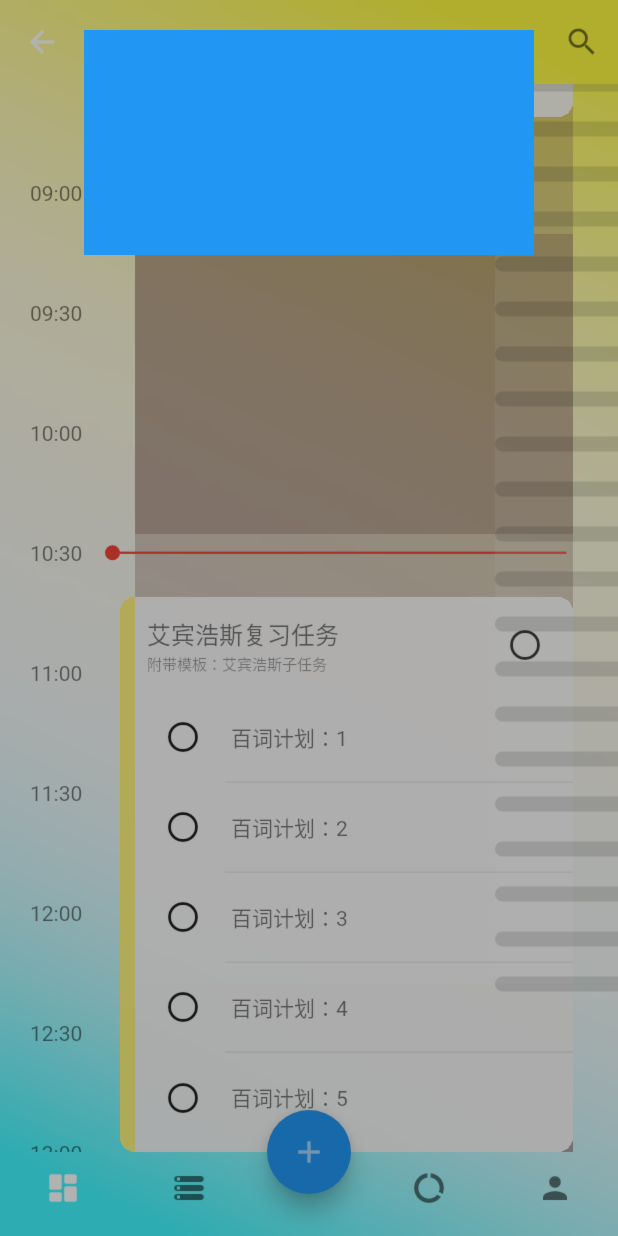
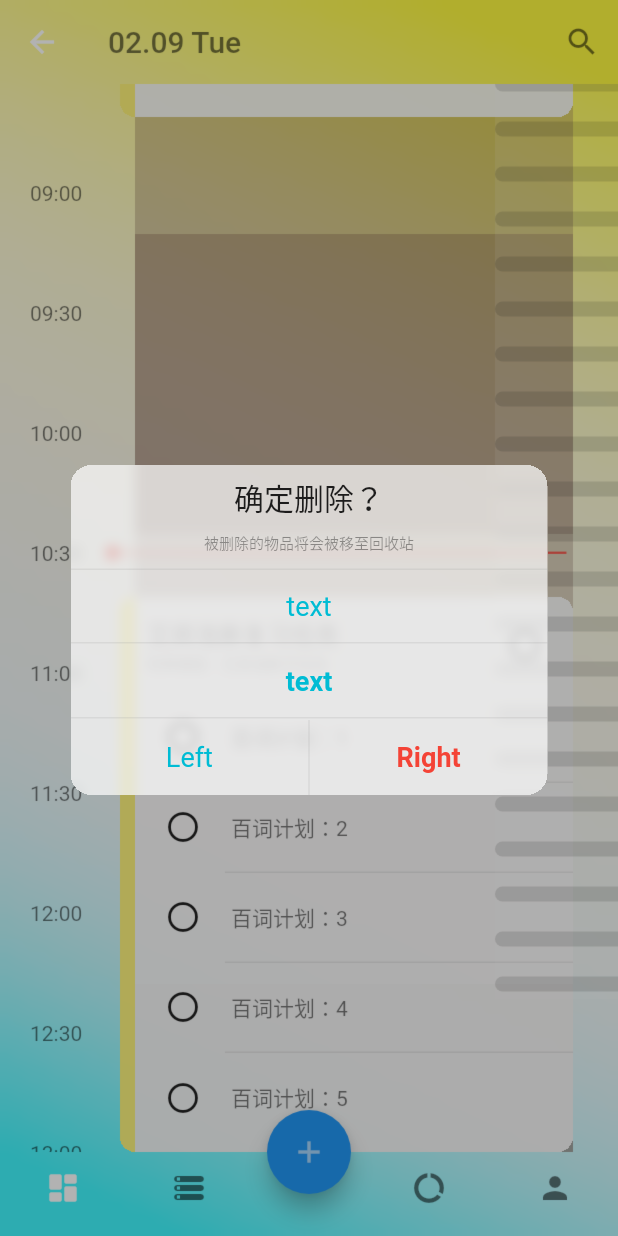
Before and after one commit to Kogler7/Planplus, a Flutter app: the HomePage screen opened by its route, on a phone screen of 412 x 824 dp. Run offline on Flutter 3.47's test engine with Material 2 defaults, Android fonts, the phone set to English and light mode, and no system bars; our stand-ins replace fl_chart, fluro, flutter_screenutil, fluttertoast; missing offline and left inert: flutter_custom_calendar; statements that could not run were skipped.

Commit message:
snapshot 21s08d (0.1.0 beta 1 UI开发)
工程修复。stage2

```diff
--- a/lib/main.dart
+++ b/lib/main.dart
@@ -1,5 +1,5 @@
 /// Copyright 2021 The Planplus Authors. All rights reserved.
-/// Snapshot 21s08c belongs to Version 0.1.0 beta 1.
+/// Snapshot 21s08d belongs to Version 0.1.0 beta 1.
 import 'package:flutter/material.dart';
 import 'package:flutter_planplus/global.dart';
 import 'package:flutter_screenutil/flutter_screenutil.dart';
--- /dev/null
+++ b/lib/widgets/blury/basic/divider.dart
@@ -0,0 +1,29 @@
+import 'package:flutter/material.dart';
+
+class TransDivider extends StatelessWidget {
+  final bool enabled;
+  final double thickness;
+  final double headIndent;
+  final double endIndent;
+
+  const TransDivider({
+    Key key,
+    this.enabled = true,
+    this.thickness = 1,
+    this.headIndent = 0,
+    this.endIndent = 0,
+  }) : super(key: key);
+
+  @override
+  Widget build(BuildContext context) {
+    return enabled
+        ? Divider(
+            height: thickness,
+            thickness: thickness,
+            indent: headIndent,
+            endIndent: endIndent,
+            color: Colors.grey.withOpacity(0.2),
+          )
+        : SizedBox.shrink();
+  }
+}
--- /dev/null
+++ b/lib/widgets/blury/basic/head/center_head.dart
@@ -0,0 +1,48 @@
+import 'package:flutter/material.dart';
+import 'package:flutter_planplus/widgets/blury/basic/divider.dart';
+
+class CentralCardHeading extends StatelessWidget {
+  final double height;
+  final String title;
+  final String subTitle;
+  final double subPadding = 10;
+
+  const CentralCardHeading({
+    Key key,
+    this.height = 70,
+    this.title = 'title',
+    this.subTitle,
+  }) : super(key: key);
+
+  @override
+  Widget build(BuildContext context) {
+    return Material(
+      color: Colors.transparent,
+      child: SizedBox(
+        height: height,
+        child: Column(
+          children: [
+            Expanded(
+              child: Center(
+                child: Text(title,
+                    style: TextStyle(
+                      color: Colors.black87,
+                      fontWeight: FontWeight.w500,
+                      fontSize: 20,
+                    )),
+              ),
+            ),
+            Padding(
+              padding: EdgeInsets.only(left: subPadding, right: subPadding, bottom: subPadding),
+              child: Text(
+                subTitle,
+                style: TextStyle(color: Colors.black38, fontSize: 10),
+              ),
+            ),
+            TransDivider(),
+          ],
+        ),
+      ),
+    );
+  }
+}
--- /dev/null
+++ b/lib/widgets/blury/basic/head/tile_head.dart
@@ -0,0 +1,35 @@
+import 'package:flutter/material.dart';
+import 'package:flutter_planplus/widgets/buttons/trans/list_tile.dart';
+
+class TitleCardHeading extends StatelessWidget {
+  final double height;
+  final String title;
+  final String subTitle;
+  final Widget leading;
+
+  const TitleCardHeading({
+    Key key,
+    this.height = 56,
+    this.title = 'title',
+    this.subTitle,
+    this.leading,
+  }) : super(key: key);
+
+  @override
+  Widget build(BuildContext context) {
+    return TransListTile(
+      height: height,
+      dividerHeight: 2,
+      headIndent: 0,
+      title: Text(title, style: TextStyle(fontWeight: FontWeight.w500)),
+      subtitle: subTitle != null
+          ? Text(
+              subTitle,
+              style: TextStyle(color: Colors.black38, fontSize: 10),
+            )
+          : SizedBox(height: 0),
+      leading: leading ?? SizedBox.shrink(),
+      enabled: false,
+    );
+  }
+}
--- a/lib/widgets/blury/card/blury_card.dart
+++ b/lib/widgets/blury/card/blury_card.dart
@@ -1,7 +1,8 @@
 import 'dart:ui';
 
 import 'package:flutter/material.dart';
-import 'package:flutter_planplus/widgets/buttons/trans/list_tile.dart';
+import 'package:flutter_planplus/widgets/blury/basic/head/center_head.dart';
+import 'package:flutter_planplus/widgets/blury/basic/head/tile_head.dart';
 import 'package:flutter_planplus/widgets/buttons/trans/list_tile.dart';
 
 class BluryListCard extends StatelessWidget {
@@ -15,6 +16,7 @@ class BluryListCard extends StatelessWidget {
   final double opacity;
   final double titleHeight;
   final Color color;
+  final bool centralHeaded;
 
   BluryListCard({
     this.blur = 0,
@@ -27,6 +29,7 @@ class BluryListCard extends StatelessWidget {
     this.opacity = 0.7,
     this.titleHeight = 56,
     this.color = Colors.white,
+    this.centralHeaded = false,
   });
 
   @override
@@ -44,21 +47,19 @@ class BluryListCard extends StatelessWidget {
             child: Column(
               children: [
                 hasTitle
-                    ? TransListTile(
-                        height: titleHeight,
-                        dividerHeight: 2,
-                        headIndent: 0,
-                        title: Text(title, style: new TextStyle(fontWeight: FontWeight.w500)),
-                        subtitle: subTitle != null
-                            ? Text(
-                                subTitle,
-                                style: TextStyle(color: Colors.black38, fontSize: 10),
-                              )
-                            : SizedBox(height: 0),
-                        leading: titleLeading ?? SizedBox(width: 0),
-                        enabled: false,
-                      )
-                    : SizedBox(height: 0),
+                    ? centralHeaded
+                        ? CentralCardHeading(
+                            height: titleHeight,
+                            title: title,
+                            subTitle: subTitle,
+                          )
+                        : TitleCardHeading(
+                            height: titleHeight,
+                            title: title,
+                            subTitle: subTitle,
+                            leading: titleLeading ?? SizedBox.shrink(),
+                          )
+                    : SizedBox.shrink(),
                 ...children,
               ],
             ),
--- /dev/null
+++ b/lib/widgets/buttons/trans/double_txt.dart
@@ -0,0 +1,81 @@
+import 'package:flutter/material.dart';
+import 'package:flutter_planplus/config/color.dart';
+import 'package:flutter_planplus/widgets/blury/basic/divider.dart';
+
+class DoubleTextButton extends StatelessWidget {
+  final double height;
+  final double fontSize;
+  final String textLeft;
+  final String textRight;
+  final Color colorLeft;
+  final Color colorRight;
+  final bool boldLeft;
+  final bool boldRight;
+  final bool hasDivider;
+  final Function() leftPressed;
+  final Function() rightPressed;
+
+  const DoubleTextButton({
+    Key key,
+    this.height = 50,
+    this.fontSize = 18,
+    this.textLeft = 'Left',
+    this.textRight = 'Right',
+    this.colorLeft = KColor.primaryColor,
+    this.colorRight = Colors.red,
+    this.boldLeft = false,
+    this.boldRight = true,
+    this.hasDivider = false,
+    this.leftPressed,
+    this.rightPressed,
+  }) : super(key: key);
+
+  @override
+  Widget build(BuildContext context) {
+    return Container(
+      height: height,
+      child: Column(
+        children: [
+          Row(
+            children: [
+              Expanded(
+                child: TextButton(
+                  onPressed: leftPressed ?? () {},
+                  child: Text(
+                    textLeft,
+                    style: TextStyle(
+                      fontSize: fontSize,
+                      color: colorLeft,
+                      fontWeight: boldLeft ? FontWeight.bold : FontWeight.normal,
+                    ),
+                  ),
+                ),
+              ),
+              Container(
+                height: height,
+                width: 1,
+                color: Colors.grey.withOpacity(0.2),
+              ),
+              Expanded(
+                child: TextButton(
+                  onPressed: rightPressed ?? () {},
+                  child: Text(
+                    textRight,
+                    style: TextStyle(
+                      fontSize: fontSize,
+                      color: colorRight,
+                      fontWeight: boldRight ? FontWeight.bold : FontWeight.normal,
+                    ),
+                  ),
+                ),
+              ),
+            ],
+          ),
+          TransDivider(
+            enabled: hasDivider,
+          ),
+        ],
+      ),
+    );
+  }
+}
--- a/lib/widgets/buttons/trans/list_tile.dart
+++ b/lib/widgets/buttons/trans/list_tile.dart
@@ -1,6 +1,7 @@
 import 'dart:ui';
 
 import 'package:flutter/material.dart';
+import 'package:flutter_planplus/widgets/blury/basic/divider.dart';
 
 class TransListTile extends StatelessWidget {
   final Widget leading;
@@ -73,15 +74,12 @@ class TransListTile extends StatelessWidget {
                       ],
                     ),
                   ),
-                  hasDivider
-                      ? Divider(
-                          height: dividerHeight,
-                          thickness: thickness,
-                          indent: headIndent,
-                          endIndent: endIndent,
-                          color: Colors.grey.withOpacity(dividerOpacity),
-                        )
-                      : SizedBox(height: 0),
+                  TransDivider(
+                    thickness: thickness,
+                    headIndent: headIndent,
+                    endIndent: endIndent,
+                    enabled: hasDivider,
+                  ),
                 ],
               ),
             ),
--- /dev/null
+++ b/lib/widgets/buttons/trans/single_txt.dart
@@ -0,0 +1,49 @@
+import 'package:flutter/material.dart';
+import 'package:flutter_planplus/config/color.dart';
+import 'package:flutter_planplus/widgets/blury/basic/divider.dart';
+
+class SingleTextButton extends StatelessWidget {
+  final double height;
+  final double fontSize;
+  final String text;
+  final Color color;
+  final bool bold;
+  final bool hasDivider;
+  final Function() onPressed;
+
+  const SingleTextButton({
+    Key key,
+    this.height = 50,
+    this.text = 'text',
+    this.color = KColor.primaryColor,
+    this.hasDivider = true,
+    this.onPressed,
+    this.fontSize = 18,
+    this.bold = false,
+  }) : super(key: key);
+
+  @override
+  Widget build(BuildContext context) {
+    return Container(
+      height: height,
+      child: Column(
+        children: [
+          TextButton(
+            onPressed: onPressed ?? () {},
+            child: Text(
+              text,
+              style: TextStyle(
+                fontSize: fontSize,
+                color: color,
+                fontWeight: bold ? FontWeight.bold : FontWeight.normal,
+              ),
+            ),
+          ),
+          TransDivider(
+            enabled: hasDivider,
+          ),
+        ],
+      ),
+    );
+  }
+}
--- a/lib/widgets/dialogs/alert.dart
+++ b/lib/widgets/dialogs/alert.dart
@@ -1,18 +1,29 @@
 import 'package:flutter/material.dart';
+import 'package:flutter_planplus/widgets/blury/card/blury_card.dart';
+import 'package:flutter_planplus/widgets/buttons/trans/double_txt.dart';
+import 'package:flutter_planplus/widgets/buttons/trans/single_txt.dart';
 import 'package:flutter_planplus/widgets/dialogs/dialog.dart';
 
 ///上方警示
 
-class CustomAlertDialog extends CustomDialog{
+class CustomAlertDialog extends CustomDialog {
   @override
   Widget build(BuildContext context) {
     return SizedBox(
-      height: 150,
-      width: 300,
-      child: Container(
-        height: 50,
-        width: 50,
-        color: Colors.blue,
+      width: 350,
+      child: BluryListCard(
+        blur: 4,
+        titleHeight: 70,
+        centralHeaded: true,
+        title: "确定删除？",
+        subTitle: '被删除的物品将会被移至回收站',
+        children: [
+          SingleTextButton(),
+          SingleTextButton(
+            bold: true,
+          ),
+          DoubleTextButton(),
+        ],
       ),
     );
   }
--- a/lib/widgets/dialogs/dialog.dart
+++ b/lib/widgets/dialogs/dialog.dart
@@ -8,7 +8,7 @@ abstract class CustomDialog {
   double attachPadding = 20;
   bool locked = false;
   Duration duration = Duration(milliseconds: 500);
-  MainAxisAlignment align = MainAxisAlignment.start;
+  MainAxisAlignment align = MainAxisAlignment.center;
   DialogAppear appear = DialogAppear.faded;
   Size size = Size(300, 150);
 
```
Also changed, not shown: 1 other file.
